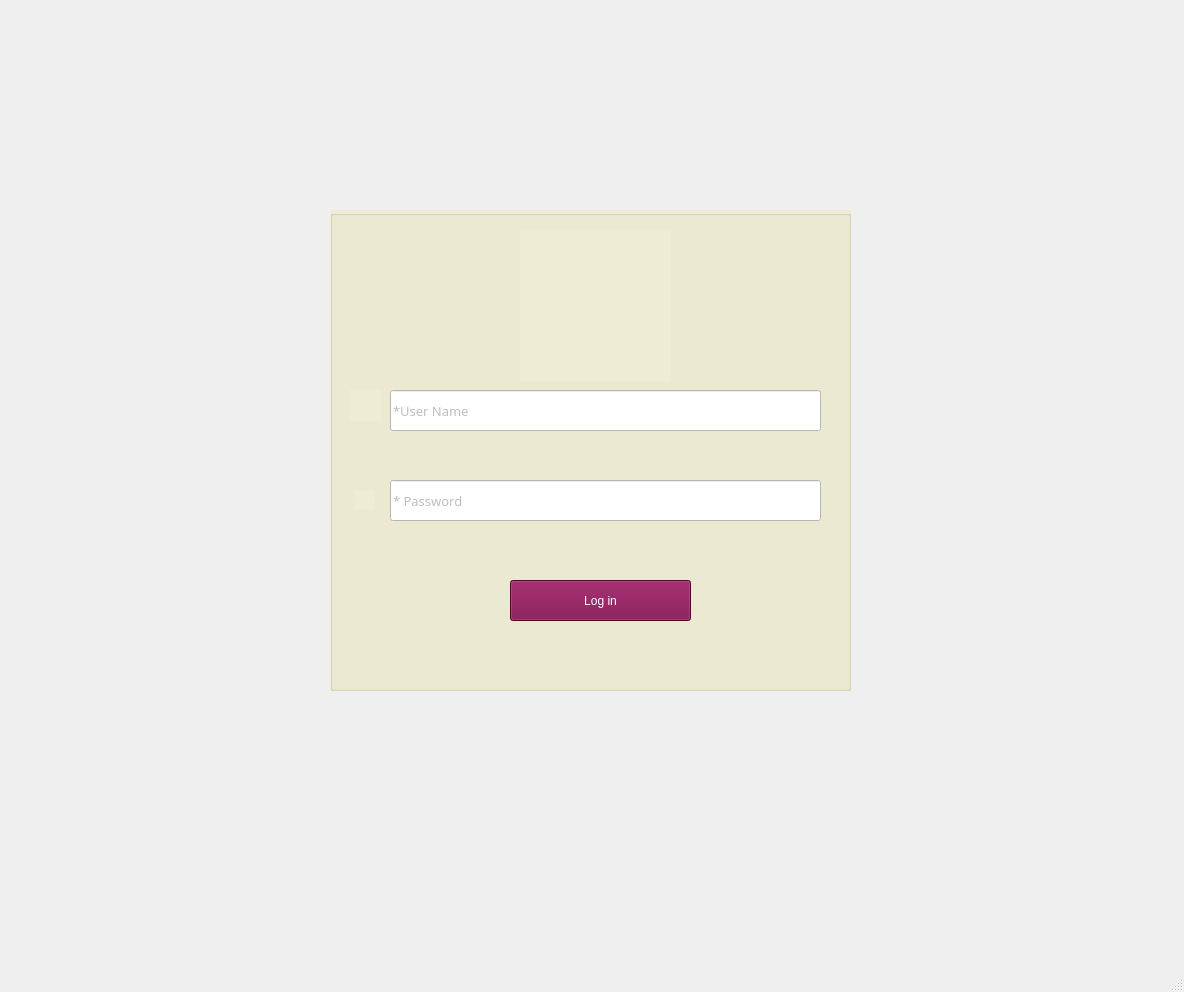
First picture: the form in UILogin/LoginEmployee.ui, repository Minhtri-hub/ktlt_final, before the edit.
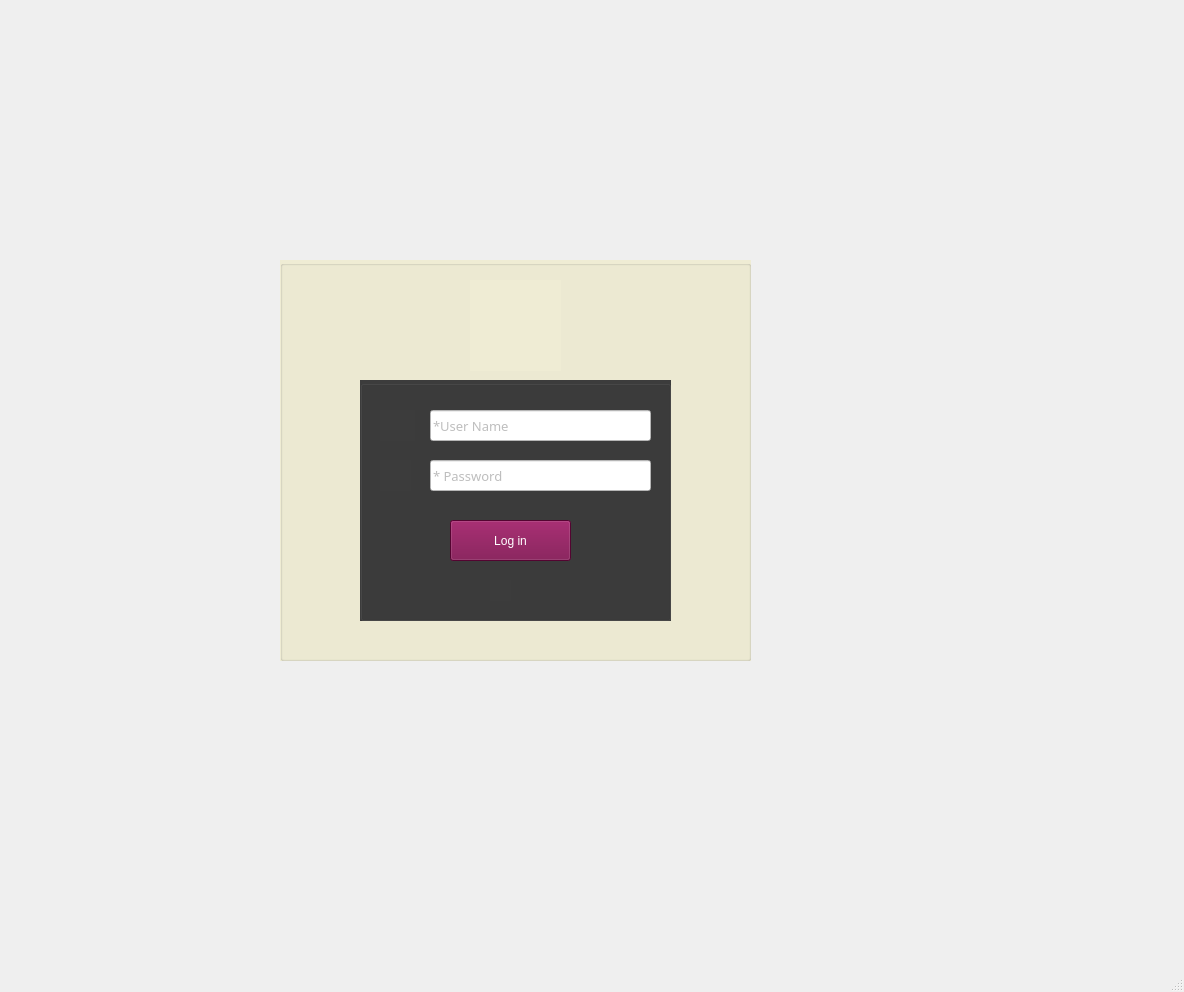
Second picture: the form after the edit. Icons and pictures are not drawn.

```diff
--- a/UILogin/LoginEmployee.ui
+++ b/UILogin/LoginEmployee.ui
@@ -17,10 +17,10 @@
    <widget class="QGroupBox" name="groupBox">
     <property name="geometry">
      <rect>
-      <x>330</x>
-      <y>210</y>
-      <width>521</width>
-      <height>481</height>
+      <x>280</x>
+      <y>260</y>
+      <width>471</width>
+      <height>401</height>
      </rect>
     </property>
     <property name="whatsThis">
@@ -32,64 +32,28 @@
     <property name="title">
      <string/>
     </property>
-    <widget class="QLineEdit" name="lineEditUsernameEmployee">
+    <widget class="QGroupBox" name="groupBox_2">
      <property name="geometry">
       <rect>
-       <x>60</x>
-       <y>180</y>
-       <width>431</width>
-       <height>41</height>
+       <x>80</x>
+       <y>120</y>
+       <width>311</width>
+       <height>241</height>
       </rect>
      </property>
-     <property name="font">
-      <font>
-       <family>Nirmala Text Semilight</family>
-       <pointsize>10</pointsize>
-      </font>
-     </property>
      <property name="styleSheet">
-      <string notr="true">color: rgb(126, 126, 126);
-background-color: rgb(255, 255, 255);</string>
+      <string notr="true">background-color: rgb(60, 60, 60);
+</string>
      </property>
-     <property name="text">
+     <property name="title">
       <string/>
      </property>
-     <property name="placeholderText">
-      <string>*User Name</string>
-     </property>
-    </widget>
-    <widget class="QLineEdit" name="lineEditPasswordEmployee">
-     <property name="geometry">
-      <rect>
-       <x>60</x>
-       <y>270</y>
-       <width>431</width>
-       <height>41</height>
-      </rect>
-     </property>
-     <property name="font">
-      <font>
-       <family>Nirmala Text Semilight</family>
-       <pointsize>10</pointsize>
-      </font>
-     </property>
-     <property name="styleSheet">
-      <string notr="true">color: rgb(124, 124, 124);
-background-color: rgb(255, 255, 255);</string>
-     </property>
-     <property name="text">
-      <string/>
-     </property>
-     <property name="placeholderText">
-      <string>* Password</string>
-     </property>
-    </widget>
     <widget class="QPushButton" name="pushButtonLoginEmployee">
      <property name="geometry">
       <rect>
-       <x>180</x>
-       <y>370</y>
-       <width>181</width>
+        <x>90</x>
+        <y>140</y>
+        <width>121</width>
        <height>41</height>
       </rect>
      </property>
@@ -103,13 +67,65 @@
       <string>Log in</string>
      </property>
     </widget>
-    <widget class="QLabel" name="label_2">
+     <widget class="QLineEdit" name="lineEditPasswordEmployee">
      <property name="geometry">
       <rect>
-       <x>20</x>
-       <y>180</y>
-       <width>31</width>
+        <x>70</x>
+        <y>80</y>
+        <width>221</width>
        <height>31</height>
+       </rect>
+      </property>
+      <property name="font">
+       <font>
+        <family>Nirmala Text Semilight</family>
+        <pointsize>10</pointsize>
+       </font>
+      </property>
+      <property name="styleSheet">
+       <string notr="true">color: rgb(124, 124, 124);
+background-color: rgb(255, 255, 255);</string>
+      </property>
+      <property name="text">
+       <string/>
+      </property>
+      <property name="placeholderText">
+       <string>* Password</string>
+      </property>
+     </widget>
+     <widget class="QLineEdit" name="lineEditUsernameEmployee">
+      <property name="geometry">
+       <rect>
+        <x>70</x>
+        <y>30</y>
+        <width>221</width>
+        <height>31</height>
+       </rect>
+      </property>
+      <property name="font">
+       <font>
+        <family>Nirmala Text Semilight</family>
+        <pointsize>10</pointsize>
+       </font>
+      </property>
+      <property name="styleSheet">
+       <string notr="true">color: rgb(126, 126, 126);
+background-color: rgb(255, 255, 255);</string>
+      </property>
+      <property name="text">
+       <string/>
+      </property>
+      <property name="placeholderText">
+       <string>*User Name</string>
+      </property>
+     </widget>
+     <widget class="QLabel" name="label">
+      <property name="geometry">
+       <rect>
+        <x>130</x>
+        <y>200</y>
+        <width>21</width>
+        <height>21</height>
       </rect>
      </property>
      <property name="text">
@@ -125,36 +141,56 @@
     <widget class="QLabel" name="label_3">
      <property name="geometry">
       <rect>
+        <x>20</x>
+        <y>30</y>
+        <width>35</width>
+        <height>31</height>
+       </rect>
+      </property>
+      <property name="text">
+       <string/>
+      </property>
+      <property name="pixmap">
+       <pixmap>C:\Users\nguye\PycharmProjects\ktlt_final\images\user (1).png</pixmap>
+      </property>
+      <property name="scaledContents">
+       <bool>true</bool>
+      </property>
+     </widget>
+     <widget class="QLabel" name="label_4">
+      <property name="geometry">
+       <rect>
+        <x>20</x>
+        <y>80</y>
+        <width>31</width>
+        <height>31</height>
+       </rect>
+      </property>
+      <property name="text">
+       <string/>
+      </property>
+      <property name="pixmap">
+       <pixmap>C:\Users\nguye\PycharmProjects\ktlt_final\images\padlock.png</pixmap>
+      </property>
+      <property name="scaledContents">
+       <bool>true</bool>
+      </property>
+     </widget>
+    </widget>
+    <widget class="QLabel" name="label_2">
+     <property name="geometry">
+      <rect>
        <x>190</x>
        <y>20</y>
-       <width>151</width>
-       <height>151</height>
+       <width>91</width>
+       <height>91</height>
       </rect>
      </property>
      <property name="text">
       <string/>
      </property>
      <property name="pixmap">
-      <pixmap>309035_user_account_human_person_icon.png</pixmap>
-     </property>
-     <property name="scaledContents">
-      <bool>true</bool>
-     </property>
-    </widget>
-    <widget class="QLabel" name="label">
-     <property name="geometry">
-      <rect>
-       <x>24</x>
-       <y>280</y>
-       <width>21</width>
-       <height>20</height>
-      </rect>
-     </property>
-     <property name="text">
-      <string/>
-     </property>
-     <property name="pixmap">
-      <pixmap>9021590_password_bold_icon.png</pixmap>
+      <pixmap>C:\Users\nguye\PycharmProjects\ktlt_final\images\user.png</pixmap>
      </property>
      <property name="scaledContents">
       <bool>true</bool>
```
Left out of the diff: 2 changed lines with no effect on the pictures. Lines whose indentation alone changed are shown as unchanged.
